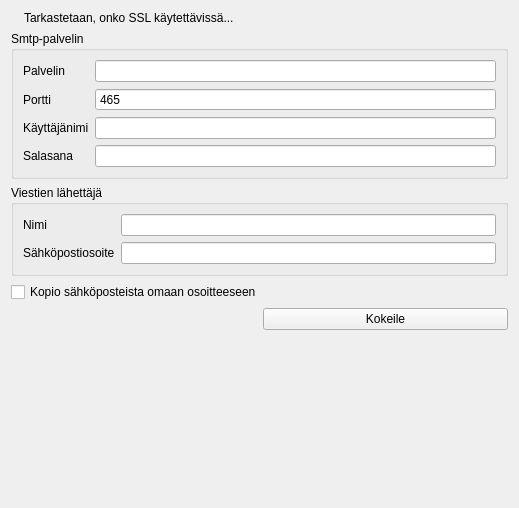
Before: the Qt Designer form kitupiikki/maaritys/emailmaaritys.ui in artoh/kitupiikki, drawn with Qt 5.
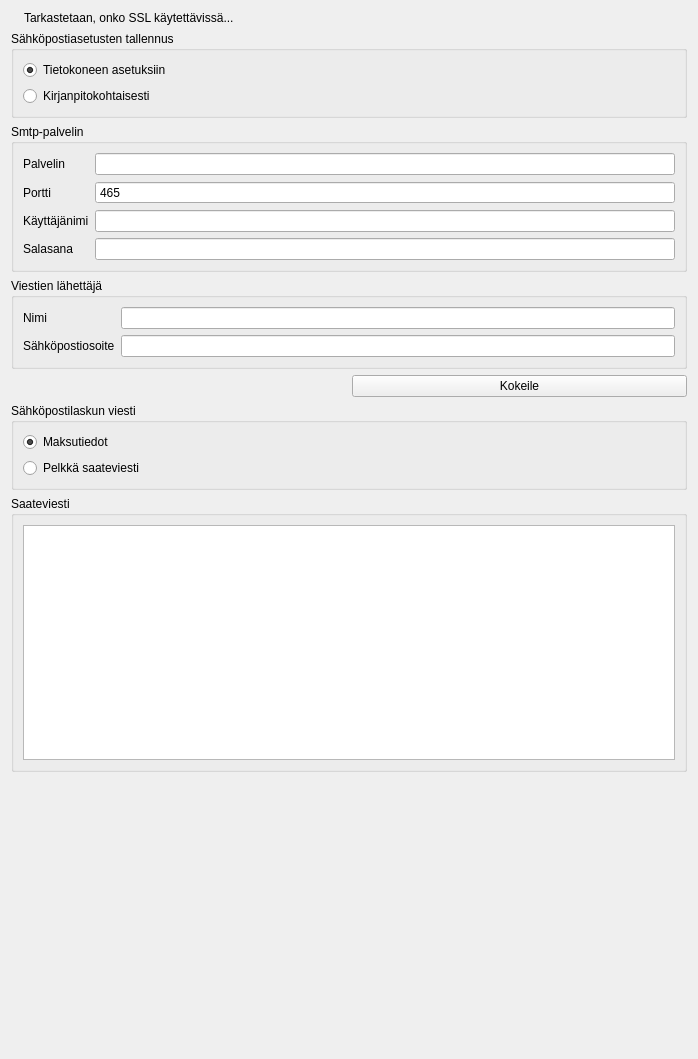
After: the same form once the commit is applied. Icons and pictures are not drawn.

Patch:
```diff
--- a/kitupiikki/maaritys/emailmaaritys.ui
+++ b/kitupiikki/maaritys/emailmaaritys.ui
@@ -6,14 +6,14 @@
    <rect>
     <x>0</x>
     <y>0</y>
-    <width>519</width>
-    <height>508</height>
+    <width>698</width>
+    <height>1059</height>
    </rect>
   </property>
   <property name="windowTitle">
    <string>Form</string>
   </property>
-  <layout class="QVBoxLayout" name="verticalLayout">
+  <layout class="QVBoxLayout" name="verticalLayout_2">
    <item>
     <layout class="QHBoxLayout" name="horizontalLayout_2" stretch="0,1">
      <item>
@@ -35,13 +35,39 @@
      </item>
     </layout>
    </item>
+   <item>
+    <widget class="QGroupBox" name="groupBox_5">
+     <property name="title">
+      <string>Sähköpostiasetusten tallennus</string>
+     </property>
+     <layout class="QVBoxLayout" name="verticalLayout_4">
+      <item>
+       <widget class="QRadioButton" name="tkAsetusRadio">
+        <property name="text">
+         <string>Tietokoneen asetuksiin</string>
+        </property>
+        <property name="checked">
+         <bool>true</bool>
+        </property>
+       </widget>
+      </item>
+      <item>
+       <widget class="QRadioButton" name="kpAsetusRadio">
+        <property name="text">
+         <string>Kirjanpitokohtaisesti</string>
+        </property>
+       </widget>
+      </item>
+     </layout>
+    </widget>
+   </item>
    <item>
     <widget class="QGroupBox" name="groupBox">
      <property name="title">
       <string>Smtp-palvelin</string>
      </property>
      <layout class="QFormLayout" name="formLayout">
-      <item row="0" column="0">
+      <item row="2" column="0">
        <widget class="QLabel" name="label">
         <property name="text">
          <string>Palvelin</string>
@@ -51,10 +77,20 @@
         </property>
        </widget>
       </item>
-      <item row="0" column="1">
+      <item row="2" column="1">
        <widget class="QLineEdit" name="palvelinEdit"/>
       </item>
-      <item row="1" column="1">
+      <item row="3" column="0">
+       <widget class="QLabel" name="label_2">
+        <property name="text">
+         <string>Portti</string>
+        </property>
+        <property name="buddy">
+         <cstring>porttiSpin</cstring>
+        </property>
+       </widget>
+      </item>
+      <item row="3" column="1">
        <widget class="QSpinBox" name="porttiSpin">
         <property name="buttonSymbols">
          <enum>QAbstractSpinBox::NoButtons</enum>
@@ -67,27 +103,7 @@
         </property>
        </widget>
       </item>
-      <item row="2" column="1">
-       <widget class="QLineEdit" name="kayttajaEdit"/>
-      </item>
-      <item row="4" column="1">
-       <widget class="QLineEdit" name="salasanaEdit">
-        <property name="echoMode">
-         <enum>QLineEdit::Password</enum>
-        </property>
-       </widget>
-      </item>
-      <item row="1" column="0">
-       <widget class="QLabel" name="label_2">
-        <property name="text">
-         <string>Portti</string>
-        </property>
-        <property name="buddy">
-         <cstring>porttiSpin</cstring>
-        </property>
-       </widget>
-      </item>
-      <item row="2" column="0">
+      <item row="4" column="0">
        <widget class="QLabel" name="label_3">
         <property name="text">
          <string>Käyttäjänimi</string>
@@ -97,7 +113,10 @@
         </property>
        </widget>
       </item>
-      <item row="4" column="0">
+      <item row="4" column="1">
+       <widget class="QLineEdit" name="kayttajaEdit"/>
+      </item>
+      <item row="6" column="0">
        <widget class="QLabel" name="label_4">
         <property name="text">
          <string>Salasana</string>
@@ -107,6 +126,13 @@
         </property>
        </widget>
       </item>
+      <item row="6" column="1">
+       <widget class="QLineEdit" name="salasanaEdit">
+        <property name="echoMode">
+         <enum>QLineEdit::Password</enum>
+        </property>
+       </widget>
+      </item>
      </layout>
     </widget>
    </item>
@@ -145,13 +171,6 @@
      </layout>
     </widget>
    </item>
-   <item>
-    <widget class="QCheckBox" name="kopioBox">
-     <property name="text">
-      <string>Kopio sähköposteista omaan osoitteeseen</string>
-     </property>
-    </widget>
-   </item>
    <item>
     <layout class="QHBoxLayout" name="horizontalLayout">
      <item>
@@ -174,6 +193,44 @@
      </item>
     </layout>
    </item>
+   <item>
+    <widget class="QGroupBox" name="groupBox_3">
+     <property name="title">
+      <string>Sähköpostilaskun viesti</string>
+     </property>
+     <layout class="QVBoxLayout" name="verticalLayout_3">
+      <item>
+       <widget class="QRadioButton" name="maksutiedotRadio">
+        <property name="text">
+         <string>Maksutiedot</string>
+        </property>
+        <property name="checked">
+         <bool>true</bool>
+        </property>
+       </widget>
+      </item>
+      <item>
+       <widget class="QRadioButton" name="saateRadio">
+        <property name="text">
+         <string>Pelkkä saateviesti</string>
+        </property>
+       </widget>
+      </item>
+     </layout>
+    </widget>
+   </item>
+   <item>
+    <widget class="QGroupBox" name="groupBox_4">
+     <property name="title">
+      <string>Saateviesti</string>
+     </property>
+     <layout class="QVBoxLayout" name="verticalLayout">
+      <item>
+       <widget class="QPlainTextEdit" name="saateEdit"/>
+      </item>
+     </layout>
+    </widget>
+   </item>
    <item>
     <spacer name="verticalSpacer">
      <property name="orientation">
```
